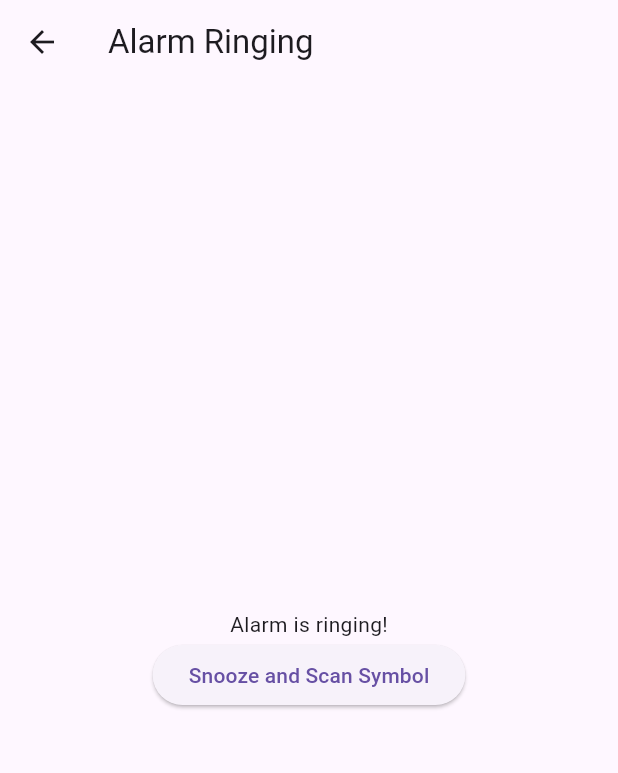
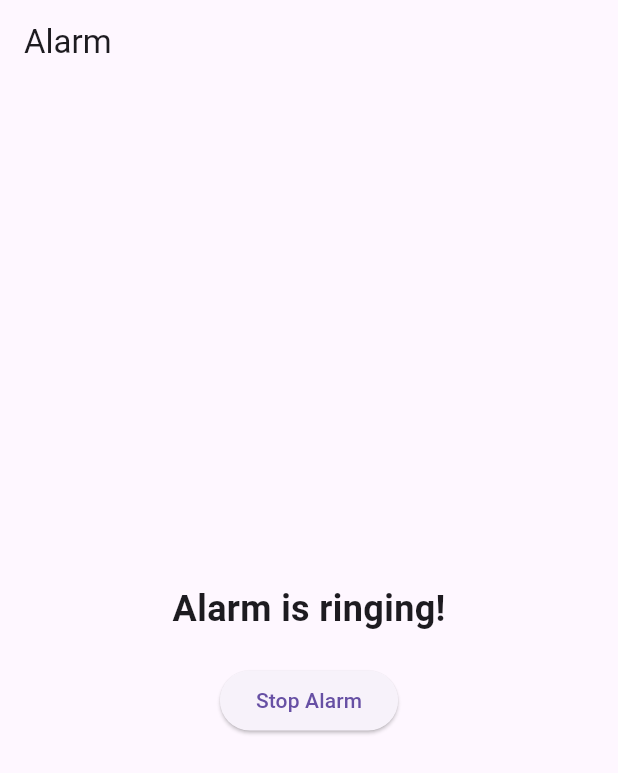
Before and after one commit to Amazingkivas/vision-alarm, a Flutter app: the AlarmRingingScreen screen opened directly with empty values, on a phone screen of 412 x 824 dp. Shown: the top 773 px of the screen. Run offline on Flutter 3.47's test engine with Material 3 defaults, Android fonts, the phone set to English and light mode, and no system bars; our stand-ins replace audioplayers, camera, file_picker, flutter_local_notifications, shared_preferences, timezone; missing offline and left inert: tflite; accounts and stored records are empty.

Commit message:
fix ringtone & sound notification

```diff
--- a/vision_alarm/lib/main.dart
+++ b/vision_alarm/lib/main.dart
@@ -1,18 +1,25 @@
 import 'package:flutter/material.dart';
+import 'services/alarm_service.dart';
 import 'screens/alarm_list_screen.dart';
-import 'services/alarm_service.dart';
 
 void main() {
   WidgetsFlutterBinding.ensureInitialized();
+
   runApp(MyApp());
 }
 
 class MyApp extends StatelessWidget {
+  final GlobalKey<NavigatorState> navigatorKey = GlobalKey<NavigatorState>();
   final AlarmService alarmService = AlarmService();
+
+  MyApp() {
+    alarmService.setNavigatorKey(navigatorKey);
+  }
 
   @override
   Widget build(BuildContext context) {
     return MaterialApp(
+      navigatorKey: navigatorKey,
       title: 'Alarm App',
       theme: ThemeData(
         primarySwatch: Colors.blue,
--- a/vision_alarm/lib/screens/alarm_ringing_screen.dart
+++ b/vision_alarm/lib/screens/alarm_ringing_screen.dart
@@ -1,32 +1,71 @@
 import 'package:flutter/material.dart';
+import 'package:audioplayers/audioplayers.dart';
 import 'camera_detection_screen.dart';
 
-class AlarmRingingScreen extends StatelessWidget {
+class AlarmRingingScreen extends StatefulWidget {
+  final String ringtonePath;
   final String symbol;
 
-  AlarmRingingScreen({required this.symbol});
+  AlarmRingingScreen({
+    required this.ringtonePath,
+    required this.symbol,
+  });
+
+  @override
+  _AlarmRingingScreenState createState() => _AlarmRingingScreenState();
+}
+
+class _AlarmRingingScreenState extends State<AlarmRingingScreen> {
+  late AudioPlayer _audioPlayer;
+
+  @override
+  void initState() {
+    super.initState();
+    _audioPlayer = AudioPlayer();
+    _playRingtone();
+  }
+
+  Future<void> _playRingtone() async {
+    // Воспроизводим рингтон пользователя
+    await _audioPlayer.setSourceUrl(widget.ringtonePath);
+    _audioPlayer.resume();
+  }
+
+  @override
+  void dispose() {
+    _audioPlayer.stop();
+    _audioPlayer.dispose();
+    super.dispose();
+  }
+
+  void _stopAlarm() {
+    _audioPlayer.stop();
+    Navigator.of(context).pushReplacement(
+      MaterialPageRoute(
+        builder: (context) => CameraDetectionScreen(symbol: widget.symbol),
+      ),
+    );
+  }
 
   @override
   Widget build(BuildContext context) {
     return Scaffold(
       appBar: AppBar(
-        title: Text('Alarm Ringing'),
+        title: Text('Alarm'),
+        automaticallyImplyLeading: false,
       ),
       body: Center(
         child: Column(
           mainAxisAlignment: MainAxisAlignment.center,
           children: [
-            Text('Alarm is ringing!'),
+            Text(
+              'Alarm is ringing!',
+              style: TextStyle(fontSize: 24, fontWeight: FontWeight.bold),
+            ),
+            SizedBox(height: 20),
             ElevatedButton(
-              onPressed: () {
-                Navigator.push(
-                  context,
-                  MaterialPageRoute(
-                    builder: (context) => CameraDetectionScreen(symbol: symbol),
-                  ),
-                );
-              },
-              child: Text('Snooze and Scan Symbol'),
+              onPressed: _stopAlarm,
+              child: Text('Stop Alarm'),
             ),
           ],
         ),
--- a/vision_alarm/lib/widgets/alarm_tile.dart
+++ b/vision_alarm/lib/widgets/alarm_tile.dart
@@ -7,13 +7,17 @@ class AlarmTile extends StatelessWidget {
   final VoidCallback onDelete;
   final VoidCallback onEdit;
 
-  AlarmTile({required this.alarm, required this.onDelete, required this.onEdit});
+  AlarmTile({
+    required this.alarm,
+    required this.onDelete,
+    required this.onEdit,
+  });
 
   @override
   Widget build(BuildContext context) {
     return ListTile(
       title: Text('${alarm.time.format(context)}'),
-      subtitle: Text('Symbol: ${alarm.symbol}'),
+      subtitle: Text('Symbol: ${alarm.symbol}'),  // Отображение символа, ассоциированного с будильником
       trailing: Row(
         mainAxisSize: MainAxisSize.min,
         children: [
@@ -31,7 +35,10 @@ class AlarmTile extends StatelessWidget {
         Navigator.push(
           context,
           MaterialPageRoute(
-            builder: (context) => AlarmRingingScreen(symbol: alarm.symbol),
+            builder: (context) => AlarmRingingScreen(
+              ringtonePath: alarm.ringtone,  // Передача пути к рингтону
+              symbol: alarm.symbol,  // Передача символа
+            ),
           ),
         );
       },
--- a/vision_alarm/pubspec.yaml
+++ b/vision_alarm/pubspec.yaml
@@ -16,6 +16,7 @@ dependencies:
   flutter_local_notifications: ^9.0.0
   timezone: ^0.8.0
   audioplayers: ^6.0.0
+  shared_preferences: ^2.0.11
 
 dev_dependencies:
   flutter_test:
```
Also changed, not shown: vision_alarm/lib/screens/select_ringtone_screen.dart (+46 -22 lines), vision_alarm/lib/services/alarm_service.dart (+45 -13 lines), vision_alarm/lib/services/ringtone_service.dart (added, +20 -0 lines).
